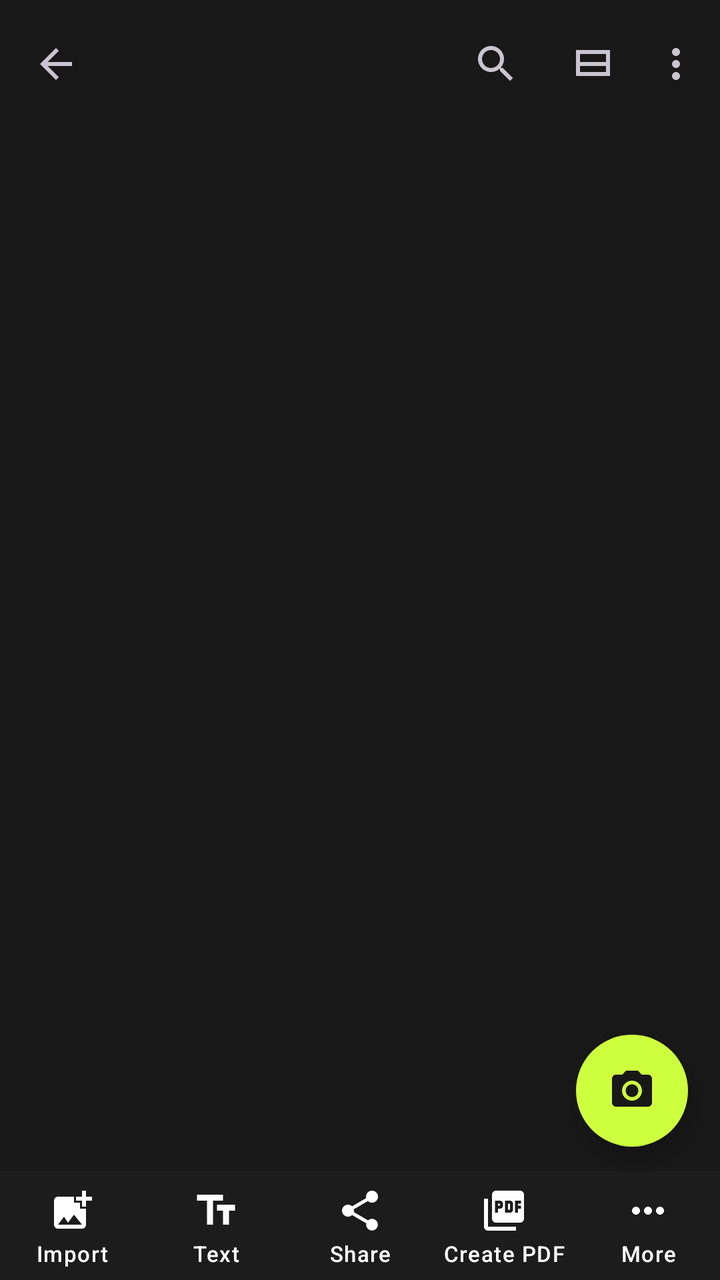
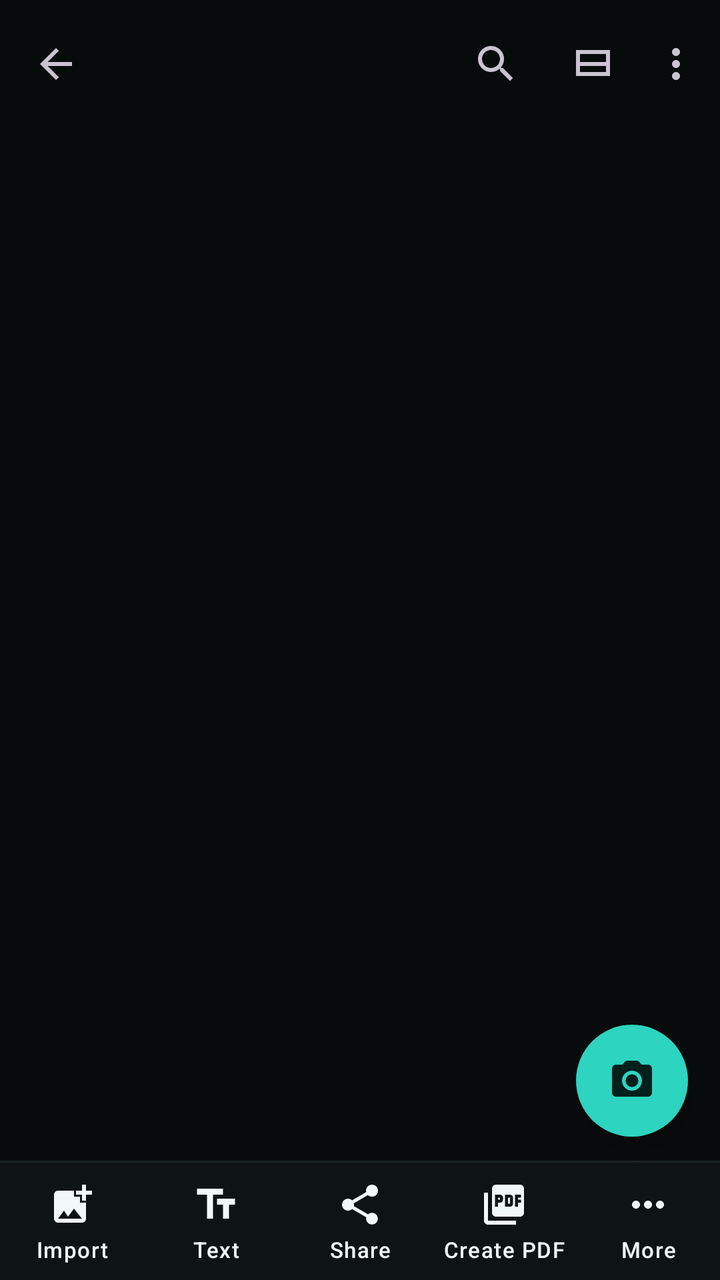

Screens rendered from an Android XML layout before and after an edit, with the pre-edit source and the edit as a unified diff.
<!-- AndroidManifest.xml: application theme Theme.DocScanner -->
<!-- res/layout/activity_document.xml -->
<?xml version="1.0" encoding="utf-8"?>
<androidx.coordinatorlayout.widget.CoordinatorLayout xmlns:android="http://schemas.android.com/apk/res/android"
    xmlns:app="http://schemas.android.com/apk/res-auto"
    android:id="@+id/root"
    android:layout_width="match_parent"
    android:layout_height="match_parent">

    <com.google.android.material.appbar.AppBarLayout
        android:layout_width="match_parent"
        android:layout_height="wrap_content"
        android:fitsSystemWindows="true">

        <com.google.android.material.appbar.MaterialToolbar
            android:id="@+id/toolbar"
            android:layout_width="match_parent"
            android:layout_height="?attr/actionBarSize"
            app:menu="@menu/document"
            app:navigationContentDescription="@string/action_back"
            app:navigationIcon="@drawable/ic_arrow_back" />
    </com.google.android.material.appbar.AppBarLayout>

    <androidx.recyclerview.widget.RecyclerView
        android:id="@+id/grid"
        android:layout_width="match_parent"
        android:layout_height="match_parent"
        android:clipToPadding="false"
        android:paddingHorizontal="8dp"
        android:paddingTop="8dp"
        android:paddingBottom="160dp"
        app:layout_behavior="@string/appbar_scrolling_view_behavior" />

    <LinearLayout
        android:id="@+id/empty"
        android:layout_width="match_parent"
        android:layout_height="match_parent"
        android:gravity="center"
        android:orientation="vertical"
        android:visibility="gone">

        <TextView
            android:layout_width="wrap_content"
            android:layout_height="wrap_content"
            android:text="@string/no_pages_title"
            android:textAppearance="?attr/textAppearanceTitleMedium" />

        <TextView
            android:layout_width="wrap_content"
            android:layout_height="wrap_content"
            android:layout_marginTop="6dp"
            android:text="@string/no_pages_body"
            android:textAppearance="?attr/textAppearanceBodyMedium"
            android:textColor="?attr/colorOnSurfaceVariant" />
    </LinearLayout>

    <LinearLayout
        android:id="@+id/bottom"
        android:layout_width="match_parent"
        android:layout_height="wrap_content"
        android:layout_gravity="bottom"
        android:orientation="vertical">

        <com.google.android.material.floatingactionbutton.FloatingActionButton
            android:id="@+id/addPageButton"
            android:layout_width="wrap_content"
            android:layout_height="wrap_content"
            android:layout_gravity="end"
            android:layout_marginEnd="16dp"
            android:layout_marginBottom="12dp"
            android:contentDescription="@string/action_add_page"
            android:src="@drawable/ic_camera"
            app:shapeAppearanceOverlay="@style/ShapeAppearance.DocScanner.Circle" />

        <LinearLayout
            android:id="@+id/actionBar"
            android:layout_width="match_parent"
            android:layout_height="wrap_content"
            android:background="@color/surface_low"
            android:orientation="horizontal">

            <TextView
                android:id="@+id/actionImport"
                style="@style/Widget.DocScanner.BarAction"
                android:text="@string/action_import_images"
                app:drawableTopCompat="@drawable/ic_import" />

            <TextView
                android:id="@+id/actionText"
                style="@style/Widget.DocScanner.BarAction"
                android:text="@string/action_text"
                app:drawableTopCompat="@drawable/ic_text" />

            <TextView
                android:id="@+id/actionShare"
                style="@style/Widget.DocScanner.BarAction"
                android:text="@string/action_share"
                app:drawableTopCompat="@drawable/ic_share" />

            <TextView
                android:id="@+id/actionPdf"
                style="@style/Widget.DocScanner.BarAction"
                android:text="@string/create_pdf"
                app:drawableTopCompat="@drawable/ic_pdf" />

            <TextView
                android:id="@+id/actionMore"
                style="@style/Widget.DocScanner.BarAction"
                android:text="@string/action_more"
                app:drawableTopCompat="@drawable/ic_more" />
        </LinearLayout>
    </LinearLayout>

    <ProgressBar
        android:id="@+id/progress"
        android:layout_width="wrap_content"
        android:layout_height="wrap_content"
        android:layout_gravity="center"
        android:visibility="gone" />
</androidx.coordinatorlayout.widget.CoordinatorLayout>
<!-- resources referenced by this layout -->
<resources>
  <color name="surface_low">#FF1C1C1C</color>
  <style name="Widget.DocScanner.BarAction" parent="">
          <item name="android:layout_width">0dp</item>
          <item name="android:layout_height">wrap_content</item>
          <item name="android:layout_weight">1</item>
          <item name="android:background">?attr/selectableItemBackgroundBorderless</item>
          <item name="android:drawablePadding">2dp</item>
          <item name="android:gravity">center</item>
          <item name="android:paddingTop">8dp</item>
          <item name="android:paddingBottom">6dp</item>
          <item name="android:textAppearance">?attr/textAppearanceLabelSmall</item>
          <item name="android:textColor">@color/bar_action_text</item>
          <item name="drawableTint">@color/bar_action_text</item>
      </style>
  <style name="Theme.DocScanner" parent="Theme.Material3.Dark.NoActionBar">
          <item name="colorPrimary">@color/accent</item>
          <item name="colorOnPrimary">@color/on_accent</item>
          <item name="colorPrimaryContainer">@color/accent_container</item>
          <item name="colorOnPrimaryContainer">@color/on_accent_container</item>
          <item name="colorSecondary">@color/accent</item>
          <item name="colorOnSecondary">@color/on_accent</item>
          <item name="colorSecondaryContainer">@color/accent_container</item>
          <item name="colorOnSecondaryContainer">@color/on_accent_container</item>
          <item name="colorTertiary">@color/accent</item>
          <item name="colorOnTertiary">@color/on_accent</item>
          <item name="colorError">@color/error</item>
          <item name="colorOnError">@color/on_error</item>
  
          <item name="android:colorBackground">@color/background</item>
          <item name="colorOnBackground">@color/text_primary</item>
          <item name="colorSurface">@color/background</item>
          <item name="colorOnSurface">@color/text_primary</item>
          <item name="colorOnSurfaceVariant">@color/text_secondary</item>
          <item name="colorSurfaceContainerLowest">@color/surface_lowest</item>
          <item name="colorSurfaceContainerLow">@color/surface_low</item>
          <item name="colorSurfaceContainer">@color/surface</item>
          <item name="colorSurfaceContainerHigh">@color/surface_high</item>
          <item name="colorSurfaceContainerHighest">@color/surface_highest</item>
          <item name="colorOutline">@color/outline</item>
          <item name="colorOutlineVariant">@color/divider</item>
  
          <item name="android:windowBackground">@color/background</item>
          <item name="android:windowLightStatusBar">false</item>
  
          
          <item name="floatingActionButtonStyle">@style/Widget.DocScanner.Fab</item>
          <item name="extendedFloatingActionButtonStyle">@style/Widget.DocScanner.ExtendedFab</item>
      </style>
  <color name="accent">#FFCEFF3E</color>
  <color name="on_accent">#FF181818</color>
  <color name="accent_container">#FF2C3511</color>
  <color name="on_accent_container">#FFCEFF3E</color>
  <color name="error">#FFFF6B5E</color>
  <color name="on_error">#FF181818</color>
  <color name="background">#FF181818</color>
  <color name="text_primary">#FFFFFFFF</color>
  <color name="text_secondary">#FFA6A6A6</color>
  <color name="surface_lowest">#FF121212</color>
  <color name="surface">#FF1F1F1F</color>
  <color name="surface_high">#FF232323</color>
  <color name="surface_highest">#FF2A2A2A</color>
  <color name="outline">#FF3A3A3A</color>
  <color name="divider">#FF232323</color>
  <style name="Widget.DocScanner.Fab" parent="Widget.Material3.FloatingActionButton.Primary">
          <item name="backgroundTint">@color/accent</item>
          <item name="tint">@color/on_accent</item>
      </style>
  <style name="Widget.DocScanner.ExtendedFab" parent="Widget.Material3.ExtendedFloatingActionButton.Icon.Primary">
          <item name="backgroundTint">@color/accent</item>
          <item name="android:textColor">@color/on_accent</item>
          <item name="iconTint">@color/on_accent</item>
      </style>
  <!-- unchanged entries left out for length: 17 -->
</resources>

<!-- the commit's change to res/layout/activity_document.xml (unified diff, before → after) -->
@@ -37,11 +37,21 @@
         android:orientation="vertical"
         android:visibility="gone">
 
+        <ImageView
+            android:layout_width="88dp"
+            android:layout_height="88dp"
+            android:layout_marginBottom="20dp"
+            android:background="@drawable/bg_empty_icon"
+            android:importantForAccessibility="no"
+            android:padding="24dp"
+            android:src="@drawable/ic_page"
+            app:tint="@color/accent" />
+
         <TextView
             android:layout_width="wrap_content"
             android:layout_height="wrap_content"
             android:text="@string/no_pages_title"
-            android:textAppearance="?attr/textAppearanceTitleMedium" />
+            android:textAppearance="?attr/textAppearanceTitleLarge" />
 
         <TextView
             android:layout_width="wrap_content"
@@ -74,7 +84,7 @@
             android:id="@+id/actionBar"
             android:layout_width="match_parent"
             android:layout_height="wrap_content"
-            android:background="@color/surface_low"
+            android:background="@drawable/bg_bottom_bar"
             android:orientation="horizontal">
 
             <TextView
@@ -109,8 +119,9 @@
         </LinearLayout>
     </LinearLayout>
 
-    <ProgressBar
+    <com.google.android.material.progressindicator.CircularProgressIndicator
         android:id="@+id/progress"
+        android:indeterminate="true"
         android:layout_width="wrap_content"
         android:layout_height="wrap_content"
         android:layout_gravity="center"
<!-- resource entries referenced after the edit -->
@@ -1,15 +1,15 @@
 <!-- resources referenced by this layout -->
 <resources>
-  <color name="surface_low">#FF1C1C1C</color>
+  <color name="surface_low">#FF0E1314</color>
   <style name="Widget.DocScanner.BarAction" parent="">
           <item name="android:layout_width">0dp</item>
           <item name="android:layout_height">wrap_content</item>
           <item name="android:layout_weight">1</item>
           <item name="android:background">?attr/selectableItemBackgroundBorderless</item>
-          <item name="android:drawablePadding">2dp</item>
+          <item name="android:drawablePadding">3dp</item>
           <item name="android:gravity">center</item>
-          <item name="android:paddingTop">8dp</item>
-          <item name="android:paddingBottom">6dp</item>
+          <item name="android:paddingTop">10dp</item>
+          <item name="android:paddingBottom">8dp</item>
           <item name="android:textAppearance">?attr/textAppearanceLabelSmall</item>
           <item name="android:textColor">@color/bar_action_text</item>
           <item name="drawableTint">@color/bar_action_text</item>
@@ -23,7 +23,7 @@
           <item name="colorOnSecondary">@color/on_accent</item>
           <item name="colorSecondaryContainer">@color/accent_container</item>
           <item name="colorOnSecondaryContainer">@color/on_accent_container</item>
-          <item name="colorTertiary">@color/accent</item>
+          <item name="colorTertiary">@color/accent_bright</item>
           <item name="colorOnTertiary">@color/on_accent</item>
           <item name="colorError">@color/error</item>
           <item name="colorOnError">@color/on_error</item>
@@ -32,45 +32,106 @@
           <item name="colorOnBackground">@color/text_primary</item>
           <item name="colorSurface">@color/background</item>
           <item name="colorOnSurface">@color/text_primary</item>
+          <item name="colorSurfaceVariant">@color/surface_highest</item>
           <item name="colorOnSurfaceVariant">@color/text_secondary</item>
           <item name="colorSurfaceContainerLowest">@color/surface_lowest</item>
           <item name="colorSurfaceContainerLow">@color/surface_low</item>
           <item name="colorSurfaceContainer">@color/surface</item>
           <item name="colorSurfaceContainerHigh">@color/surface_high</item>
           <item name="colorSurfaceContainerHighest">@color/surface_highest</item>
+          <item name="colorSurfaceInverse">@color/text_primary</item>
+          <item name="colorOnSurfaceInverse">@color/background</item>
+          <item name="colorPrimaryInverse">@color/accent_container</item>
           <item name="colorOutline">@color/outline</item>
           <item name="colorOutlineVariant">@color/divider</item>
   
           <item name="android:windowBackground">@color/background</item>
           <item name="android:windowLightStatusBar">false</item>
+          <item name="android:textColorHighlight">@color/accent_container</item>
   
           
           <item name="floatingActionButtonStyle">@style/Widget.DocScanner.Fab</item>
           <item name="extendedFloatingActionButtonStyle">@style/Widget.DocScanner.ExtendedFab</item>
+          <item name="toolbarStyle">@style/Widget.DocScanner.Toolbar</item>
+          <item name="snackbarStyle">@style/Widget.DocScanner.Snackbar</item>
+          <item name="snackbarButtonStyle">@style/Widget.DocScanner.SnackbarButton</item>
+          <item name="snackbarTextViewStyle">@style/Widget.DocScanner.SnackbarText</item>
       </style>
-  <color name="accent">#FFCEFF3E</color>
-  <color name="on_accent">#FF181818</color>
-  <color name="accent_container">#FF2C3511</color>
-  <color name="on_accent_container">#FFCEFF3E</color>
-  <color name="error">#FFFF6B5E</color>
-  <color name="on_error">#FF181818</color>
-  <color name="background">#FF181818</color>
-  <color name="text_primary">#FFFFFFFF</color>
-  <color name="text_secondary">#FFA6A6A6</color>
-  <color name="surface_lowest">#FF121212</color>
-  <color name="surface">#FF1F1F1F</color>
-  <color name="surface_high">#FF232323</color>
-  <color name="surface_highest">#FF2A2A2A</color>
-  <color name="outline">#FF3A3A3A</color>
-  <color name="divider">#FF232323</color>
+  <color name="accent">#FF2DD4BF</color>
+  <!-- drawable bg_bottom_bar (drawable) -->
+  <?xml version="1.0" encoding="utf-8"?>
+  <layer-list xmlns:android="http://schemas.android.com/apk/res/android">
+      <item>
+          <shape android:shape="rectangle">
+              <solid android:color="@color/divider" />
+          </shape>
+      </item>
+      <item android:top="1dp">
+          <shape android:shape="rectangle">
+              <solid android:color="@color/surface_low" />
+          </shape>
+      </item>
+  </layer-list>
+  <!-- drawable bg_empty_icon (drawable) -->
+  <?xml version="1.0" encoding="utf-8"?>
+  <shape xmlns:android="http://schemas.android.com/apk/res/android"
+      android:shape="oval">
+      <solid android:color="@color/accent_container" />
+  </shape>
+  <!-- drawable ic_page (drawable) -->
+  <vector xmlns:android="http://schemas.android.com/apk/res/android"
+      android:width="24dp"
+      android:height="24dp"
+      android:tint="?attr/colorControlNormal"
+      android:viewportWidth="24"
+      android:viewportHeight="24">
+      <path
+          android:fillColor="@android:color/white"
+          android:pathData="M14,2H6c-1.1,0 -2,0.9 -2,2v16c0,1.1 0.9,2 2,2h12c1.1,0 2,-0.9 2,-2V8l-6,-6zM16,18H8v-2h8v2zM16,14H8v-2h8v2zM13,9V3.5L18.5,9H13z" />
+  </vector>
+  <color name="on_accent">#FF00201C</color>
+  <color name="accent_container">#FF0C3A35</color>
+  <color name="on_accent_container">#FF8FF3E4</color>
+  <color name="accent_bright">#FF5EEAD4</color>
+  <color name="error">#FFFF7A70</color>
+  <color name="on_error">#FF2B0705</color>
+  <color name="background">#FF080B0C</color>
+  <color name="text_primary">#FFF2F7F7</color>
+  <color name="text_secondary">#FF9BADAF</color>
+  <color name="surface_lowest">#FF040606</color>
+  <color name="surface">#FF12191A</color>
+  <color name="surface_high">#FF182122</color>
+  <color name="surface_highest">#FF202B2C</color>
+  <color name="outline">#FF33474A</color>
+  <color name="divider">#FF1A2425</color>
   <style name="Widget.DocScanner.Fab" parent="Widget.Material3.FloatingActionButton.Primary">
           <item name="backgroundTint">@color/accent</item>
           <item name="tint">@color/on_accent</item>
+          <item name="rippleColor">@color/accent_bright</item>
       </style>
   <style name="Widget.DocScanner.ExtendedFab" parent="Widget.Material3.ExtendedFloatingActionButton.Icon.Primary">
           <item name="backgroundTint">@color/accent</item>
           <item name="android:textColor">@color/on_accent</item>
           <item name="iconTint">@color/on_accent</item>
+          <item name="rippleColor">@color/accent_bright</item>
+          <item name="shapeAppearanceOverlay">@style/ShapeAppearance.DocScanner.Circle</item>
+      </style>
+  <style name="Widget.DocScanner.Toolbar" parent="Widget.Material3.Toolbar">
+          <item name="titleTextAppearance">@style/TextAppearance.DocScanner.ToolbarTitle</item>
+      </style>
+  <style name="Widget.DocScanner.Snackbar" parent="Widget.Material3.Snackbar">
+          <item name="backgroundTint">@color/surface_highest</item>
+          <item name="actionTextColorAlpha">1</item>
+      </style>
+  <style name="Widget.DocScanner.SnackbarButton" parent="Widget.Material3.Button.TextButton.Snackbar">
+          <item name="android:textColor">@color/accent</item>
+      </style>
+  <style name="Widget.DocScanner.SnackbarText" parent="Widget.Material3.Snackbar.TextView">
+          <item name="android:textColor">@color/text_primary</item>
+      </style>
+  <style name="TextAppearance.DocScanner.ToolbarTitle" parent="TextAppearance.Material3.TitleLarge">
+          <item name="android:textStyle">bold</item>
+          <item name="android:letterSpacing">-0.01</item>
       </style>
   <!-- unchanged entries left out for length: 17 -->
 </resources>
